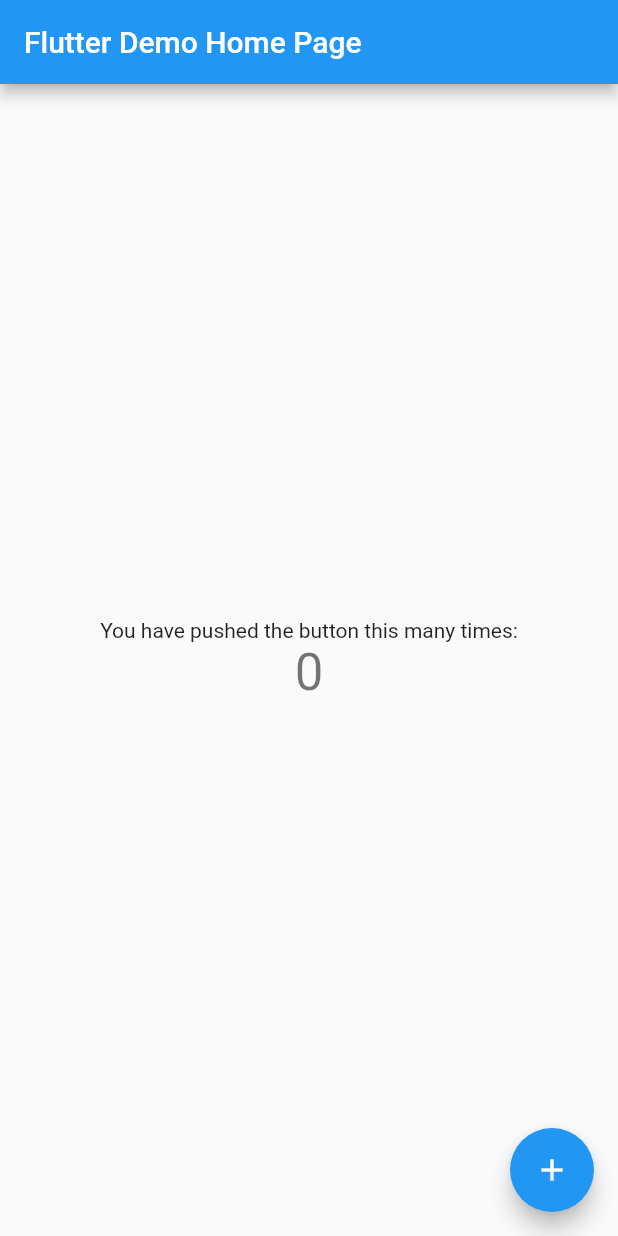
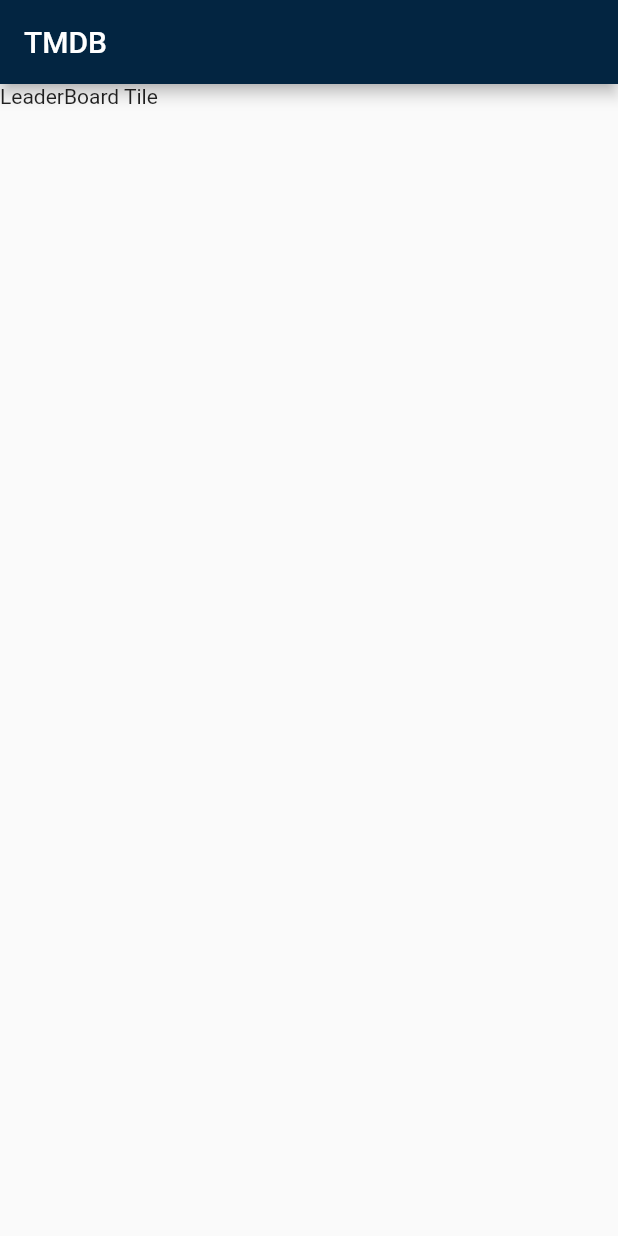
Before and after one commit to devfestindia/devfest-india-flutter-track, a Flutter app: the screen it shows after launch, on a phone screen of 412 x 824 dp. Run offline on Flutter 3.47's test engine with Material 2 defaults, Android fonts, the phone set to English and light mode, and no system bars.

Commit message:
Basic Structure Implementation

```diff
--- a/tmdb_web/lib/main.dart
+++ b/tmdb_web/lib/main.dart
@@ -1,4 +1,5 @@
 import 'package:flutter/material.dart';
+import 'screens/home_screen.dart';
 
 void main() {
   runApp(MyApp());
@@ -9,109 +10,13 @@
   @override
   Widget build(BuildContext context) {
     return MaterialApp(
-      title: 'Flutter Demo',
+      title: 'The Movie Database(TMDB)',
+      debugShowCheckedModeBanner: false,
       theme: ThemeData(
-        // This is the theme of your application.
-        //
-        // Try running your application with "flutter run". You'll see the
-        // application has a blue toolbar. Then, without quitting the app, try
-        // changing the primarySwatch below to Colors.green and then invoke
-        // "hot reload" (press "r" in the console where you ran "flutter run",
-        // or simply save your changes to "hot reload" in a Flutter IDE).
-        // Notice that the counter didn't reset back to zero; the application
-        // is not restarted.
-        primarySwatch: Colors.blue,
-        // This makes the visual density adapt to the platform that you run
-        // the app on. For desktop platforms, the controls will be smaller and
-        // closer together (more dense) than on mobile platforms.
+        primaryColor: Color(0xff032541),
         visualDensity: VisualDensity.adaptivePlatformDensity,
       ),
-      home: MyHomePage(title: 'Flutter Demo Home Page'),
+      home: HomeScreen(),
     );
   }
 }
-
-class MyHomePage extends StatefulWidget {
-  MyHomePage({Key key, this.title}) : super(key: key);
-
-  // This widget is the home page of your application. It is stateful, meaning
-  // that it has a State object (defined below) that contains fields that affect
-  // how it looks.
-
-  // This class is the configuration for the state. It holds the values (in this
-  // case the title) provided by the parent (in this case the App widget) and
-  // used by the build method of the State. Fields in a Widget subclass are
-  // always marked "final".
-
-  final String title;
-
-  @override
-  _MyHomePageState createState() => _MyHomePageState();
-}
-
-class _MyHomePageState extends State<MyHomePage> {
-  int _counter = 0;
-
-  void _incrementCounter() {
-    setState(() {
-      // This call to setState tells the Flutter framework that something has
-      // changed in this State, which causes it to rerun the build method below
-      // so that the display can reflect the updated values. If we changed
-      // _counter without calling setState(), then the build method would not be
-      // called again, and so nothing would appear to happen.
-      _counter++;
-    });
-  }
-
-  @override
-  Widget build(BuildContext context) {
-    // This method is rerun every time setState is called, for instance as done
-    // by the _incrementCounter method above.
-    //
-    // The Flutter framework has been optimized to make rerunning build methods
-    // fast, so that you can just rebuild anything that needs updating rather
-    // than having to individually change instances of widgets.
-    return Scaffold(
-      appBar: AppBar(
-        // Here we take the value from the MyHomePage object that was created by
-        // the App.build method, and use it to set our appbar title.
-        title: Text(widget.title),
-      ),
-      body: Center(
-        // Center is a layout widget. It takes a single child and positions it
-        // in the middle of the parent.
-        child: Column(
-          // Column is also a layout widget. It takes a list of children and
-          // arranges them vertically. By default, it sizes itself to fit its
-          // children horizontally, and tries to be as tall as its parent.
-          //
-          // Invoke "debug painting" (press "p" in the console, choose the
-          // "Toggle Debug Paint" action from the Flutter Inspector in Android
-          // Studio, or the "Toggle Debug Paint" command in Visual Studio Code)
-          // to see the wireframe for each widget.
-          //
-          // Column has various properties to control how it sizes itself and
-          // how it positions its children. Here we use mainAxisAlignment to
-          // center the children vertically; the main axis here is the vertical
-          // axis because Columns are vertical (the cross axis would be
-          // horizontal).
-          mainAxisAlignment: MainAxisAlignment.center,
-          children: <Widget>[
-            Text(
-              'You have pushed the button this many times:',
-            ),
-            Text(
-              '$_counter',
-              style: Theme.of(context).textTheme.headline4,
-            ),
-          ],
-        ),
-      ),
-      floatingActionButton: FloatingActionButton(
-        onPressed: _incrementCounter,
-        tooltip: 'Increment',
-        child: Icon(Icons.add),
-      ), // This trailing comma makes auto-formatting nicer for build methods.
-    );
-  }
-}
--- /dev/null
+++ b/tmdb_web/lib/screens/home_screen.dart
@@ -0,0 +1,27 @@
+import 'package:flutter/material.dart';
+import 'package:tmdb_web/widgets/leaderboard_tile.dart';
+
+
+class HomeScreen extends StatelessWidget {
+  const HomeScreen({Key key}) : super(key: key);
+
+  @override
+  Widget build(BuildContext context) {
+    return Scaffold(
+      appBar: AppBar(
+        //AppBar Section
+        title: Text('TMDB'),
+      ),
+      body: Row(
+        children: [
+          //HomeBanner Section
+          //Trailer Section
+          //Trending Section
+          //Leaderboard Section
+          LeaderBoardTile(),
+          //Footer Section
+        ],
+      ),
+    );
+  }
+}
--- /dev/null
+++ b/tmdb_web/lib/services/api_service.dart
@@ -0,0 +1,3 @@
+class APIService{
+  //API key setup
+}
--- /dev/null
+++ b/tmdb_web/lib/widgets/leaderboard_tile.dart
@@ -0,0 +1,12 @@
+import 'package:flutter/material.dart';
+
+class LeaderBoardTile extends StatelessWidget {
+  const LeaderBoardTile({Key key}) : super(key: key);
+
+  @override
+  Widget build(BuildContext context) {
+    return Container(
+      child: Text('LeaderBoard Tile'),
+    );
+  }
+}
```
Also changed, not shown: tmdb_web/lib/widgets/footer_tile.dart (added).
